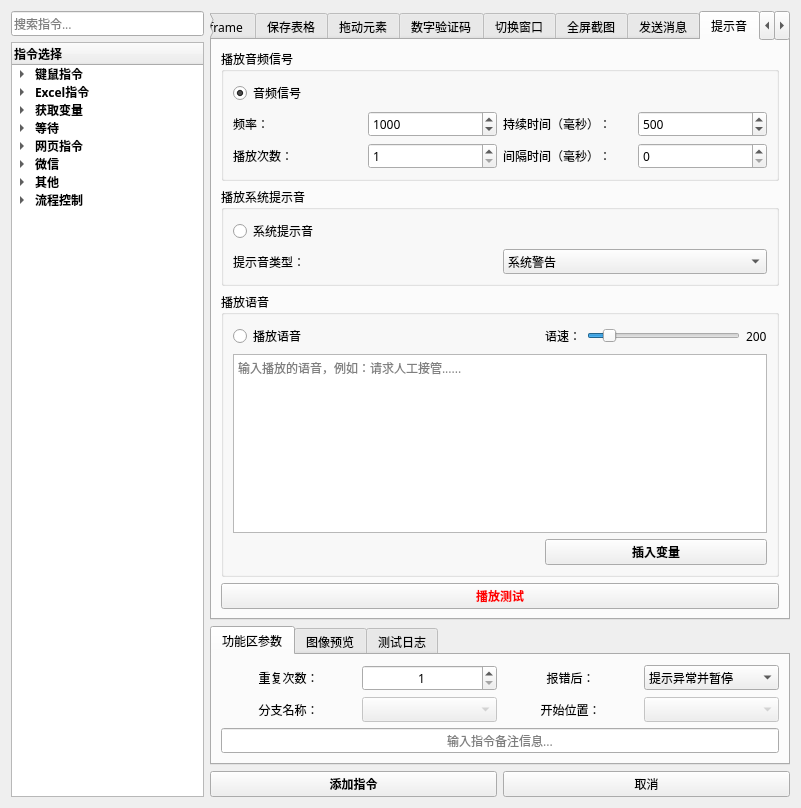
Old version of the form 窗体/导航窗口.ui in the repository FsterThanLight/automatic_clicker_2.
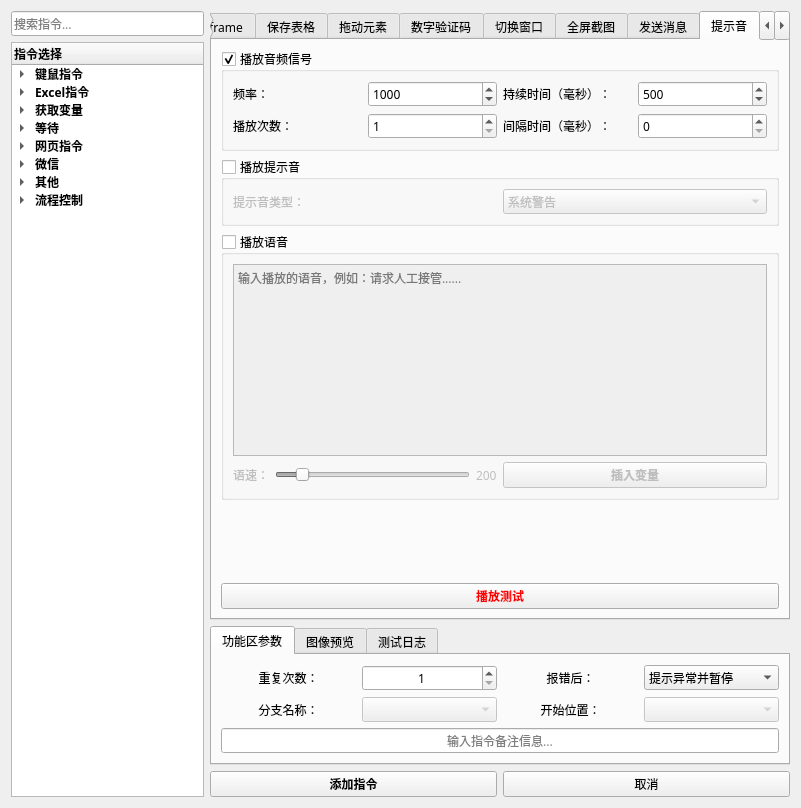
New version of the form. The open tabs and pages were chosen to show the change. Icons and pictures are not drawn.

Commit message: 2024年05月24日 23:08:54 修复提示音指令

What changed in the file:
```diff
--- a/窗体/导航窗口.ui
+++ b/窗体/导航窗口.ui
@@ -5544,17 +5544,10 @@
            <property name="title">
             <string>播放音频信号</string>
            </property>
+           <property name="checkable">
+            <bool>true</bool>
+           </property>
            <layout class="QVBoxLayout" name="verticalLayout_65">
-            <item>
-             <widget class="QRadioButton" name="radioButton_8">
-              <property name="text">
-               <string>音频信号</string>
-              </property>
-              <property name="checked">
-               <bool>true</bool>
-              </property>
-             </widget>
-            </item>
             <item>
              <layout class="QGridLayout" name="gridLayout_38">
               <item row="1" column="2">
@@ -5639,24 +5632,23 @@
             <bool>true</bool>
            </property>
            <property name="title">
-            <string>播放系统提示音</string>
+            <string>播放提示音</string>
+           </property>
+           <property name="checkable">
+            <bool>true</bool>
+           </property>
+           <property name="checked">
+            <bool>false</bool>
            </property>
            <layout class="QGridLayout" name="gridLayout_39">
             <item row="0" column="0">
-             <widget class="QRadioButton" name="radioButton_9">
-              <property name="text">
-               <string>系统提示音</string>
-              </property>
-             </widget>
-            </item>
-            <item row="1" column="0">
              <widget class="QLabel" name="label_115">
               <property name="text">
                <string>提示音类型：</string>
               </property>
              </widget>
             </item>
-            <item row="1" column="1">
+            <item row="0" column="1">
              <widget class="QComboBox" name="comboBox_7">
               <item>
                <property name="text">
@@ -5701,52 +5693,55 @@
            <property name="title">
             <string>播放语音</string>
            </property>
-           <layout class="QGridLayout" name="gridLayout_40" columnstretch="2,0,1,0">
-            <item row="0" column="2">
-             <widget class="QSlider" name="horizontalSlider">
-              <property name="minimum">
-               <number>100</number>
-              </property>
-              <property name="maximum">
-               <number>999</number>
-              </property>
-              <property name="value">
-               <number>200</number>
-              </property>
-              <property name="orientation">
-               <enum>Qt::Horizontal</enum>
-              </property>
-             </widget>
-            </item>
-            <item row="0" column="3">
-             <widget class="QLabel" name="label_118">
-              <property name="text">
-               <string>200</string>
-              </property>
-             </widget>
-            </item>
-            <item row="1" column="0" colspan="4">
+           <property name="checkable">
+            <bool>true</bool>
+           </property>
+           <property name="checked">
+            <bool>false</bool>
+           </property>
+           <layout class="QGridLayout" name="gridLayout_40" columnstretch="1,1">
+            <item row="0" column="0" colspan="2">
              <widget class="QTextEdit" name="textEdit_4">
               <property name="placeholderText">
                <string>输入播放的语音，例如：请求人工接管......</string>
               </property>
              </widget>
             </item>
-            <item row="0" column="0">
-             <widget class="QRadioButton" name="radioButton_20">
-              <property name="text">
-               <string>播放语音</string>
-              </property>
-             </widget>
+            <item row="1" column="0">
+             <layout class="QHBoxLayout" name="horizontalLayout_28">
+              <item>
+               <widget class="QLabel" name="label_117">
+                <property name="text">
+                 <string>语速：</string>
+                </property>
+               </widget>
+              </item>
+              <item>
+               <widget class="QSlider" name="horizontalSlider">
+                <property name="minimum">
+                 <number>100</number>
+                </property>
+                <property name="maximum">
+                 <number>999</number>
+                </property>
+                <property name="value">
+                 <number>200</number>
+                </property>
+                <property name="orientation">
+                 <enum>Qt::Horizontal</enum>
+                </property>
+               </widget>
+              </item>
+              <item>
+               <widget class="QLabel" name="label_118">
+                <property name="text">
+                 <string>200</string>
+                </property>
+               </widget>
+              </item>
+             </layout>
             </item>
-            <item row="0" column="1">
-             <widget class="QLabel" name="label_117">
-              <property name="text">
-               <string>语速：</string>
-              </property>
-             </widget>
-            </item>
-            <item row="2" column="1" colspan="3">
+            <item row="1" column="1">
              <widget class="QPushButton" name="pushButton_32">
               <property name="font">
                <font>
```
Left out of the diff: 2 changed lines with no effect on the pictures. The commit also changes 5 other files.
